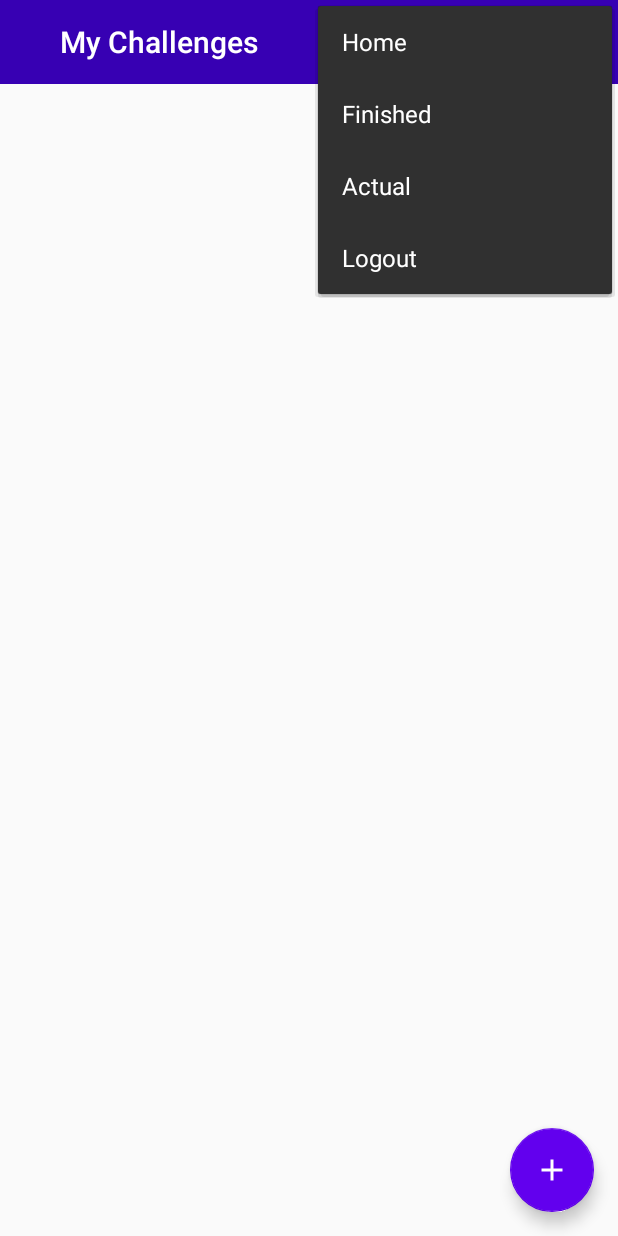
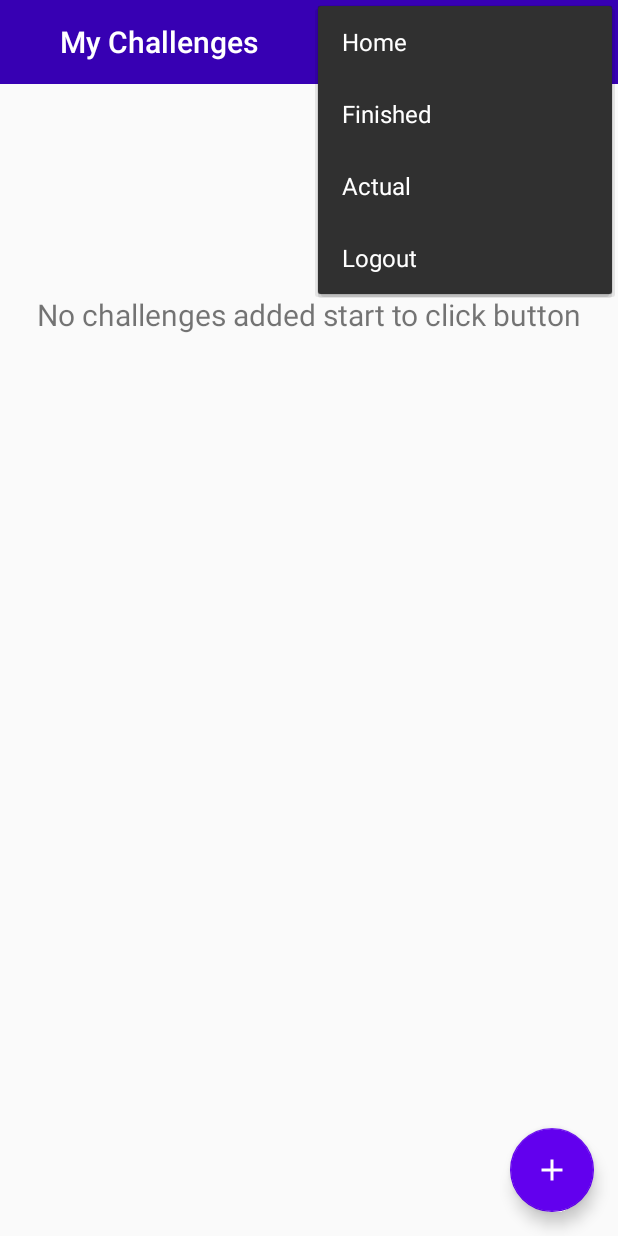
Before and after one commit to Trsten/Odborkovnik, an Android app: the HomeActivity screen opened directly, with no data from a screen before it, with the options menu open, on a phone screen of 412 x 824 dp. Run offline under Robolectric (Android 15) with nearby library versions, the phone set to English and light mode, and no system bars; our stand-ins replace CircleImageView, Firebase (no records; nobody signed in at launch, a user with empty details on screens opened directly); pictures from the network do not load.

Commit message:
fix no list

```diff
--- a/app/src/main/java/sk/skauting/odborkovnk/HomeActivity.java
+++ b/app/src/main/java/sk/skauting/odborkovnk/HomeActivity.java
@@ -8,7 +8,6 @@ import androidx.recyclerview.widget.ItemTouchHelper;
 import androidx.recyclerview.widget.LinearLayoutManager;
 import androidx.recyclerview.widget.RecyclerView;
 
-import android.app.Activity;
 import android.content.Intent;
 import android.os.Bundle;
 import android.util.Log;
@@ -16,6 +15,7 @@ import android.view.Menu;
 import android.view.MenuItem;
 import android.view.View;
 import android.widget.ProgressBar;
+import android.widget.TextView;
 import android.widget.Toast;
 
 import com.google.android.material.floatingactionbutton.FloatingActionButton;
@@ -51,6 +51,7 @@ public class HomeActivity extends AppCompatActivity {
     private String userID;
 
     private ProgressBar progressBar;
+    private TextView infoNoData;
 
     private ArrayList<String> mImagesNames = new ArrayList<>();
     private ArrayList<String> mTitles = new ArrayList<>();
@@ -79,6 +80,9 @@ public class HomeActivity extends AppCompatActivity {
                 startActivityForResult(listOfChallenges,2);
             }
         });
+
+        infoNoData = (TextView) findViewById(R.id.textViewNoData);
+        infoNoData.setVisibility(View.VISIBLE);
 
         mPath = "users/";
         mChallengePath = new ArrayList<>();
@@ -165,6 +169,8 @@ public class HomeActivity extends AppCompatActivity {
                         if (user.getEmail().equals(email)) {
                             mPath += ds.getKey();
                             Map<String, Challenge> challenges = user.getChallenges();
+                            if (challenges != null ) {
+                                infoNoData.setVisibility(View.GONE);
                                 for (Map.Entry<String, Challenge> challenge : challenges.entrySet()) {
                                     mImagesNames.add(challenge.getValue().getImageUrl());
                                     mTitles.add(challenge.getValue().getTitle());
@@ -183,6 +189,9 @@ public class HomeActivity extends AppCompatActivity {
                                     mTaskPath.add(mArKey);
                                 }
                             }
+                        } else {
+                            infoNoData.setVisibility(View.VISIBLE);
+                        }
                         progressBar.setVisibility(View.GONE);
                     }
                 }
@@ -194,7 +203,6 @@ public class HomeActivity extends AppCompatActivity {
             });
             Log.d(TAG,"prekreslujem : onCreate");
         }
-
 
     @Override
     protected void onActivityResult(int requestCode, int resultCode, @Nullable Intent data) {
@@ -243,7 +251,6 @@ public class HomeActivity extends AppCompatActivity {
                                 adapter.notifyDataSetChanged();
                             }
                         }
-
                     }
 
                     @Override
--- a/app/src/main/res/layout/activity_home.xml
+++ b/app/src/main/res/layout/activity_home.xml
@@ -55,4 +55,16 @@
         app:layout_constraintStart_toEndOf="@+id/recycleViewHome"
         app:layout_constraintTop_toBottomOf="@+id/recycleViewHome" />
 
+    <TextView
+        android:id="@+id/textViewNoData"
+        android:layout_width="wrap_content"
+        android:layout_height="wrap_content"
+        android:layout_marginTop="140dp"
+        android:text="No challenges added start to click button"
+        android:textSize="20dp"
+        app:layout_constraintEnd_toStartOf="@+id/recycleViewHome"
+        app:layout_constraintHorizontal_bias="0.5"
+        app:layout_constraintStart_toEndOf="@+id/recycleViewHome"
+        app:layout_constraintTop_toBottomOf="@+id/RegToolbar" />
+
 </androidx.constraintlayout.widget.ConstraintLayout>
```
Lines whose indentation alone changed are shown as unchanged.
